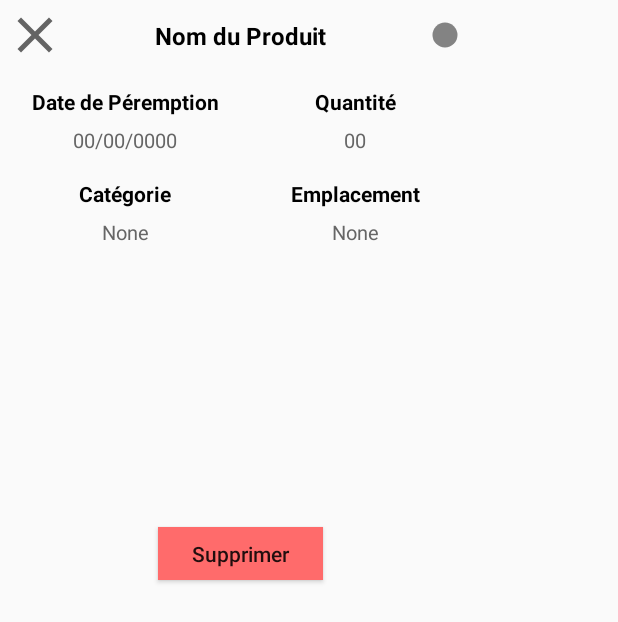
After one commit to miguel-antoons/projet-integration, an Android app: the layout product_popup.xml on its own in the app's theme, with its tools: preview values and no code run, on a phone screen of 412 x 824 dp. The commit adds this screen. Shown: the top 622 px of the screen. Run offline under Robolectric (Android 15) with nearby library versions, the phone set to English and light mode, and no system bars; network calls fail.

Commit message:
ADD : product pop-up
In this commit, the pop-up (cf. ProductPopup.kt) for the product page was added (cf. ProductFragment.kt, ProductAdapter.kt).
Other things that changed:
	* 'ProductRepository' is now an object for the sake of convenience (previous a class) (cf. ProductRepository.kt)
	* the little round next to each product changes color according to the expiration date
	* the expiration period is now shown in 'years', 'months' and 'days' (cf. ProductRepository.kt)
	* the product list design changes a little (cf. ProductAdapter.kt)

For more information, please refer to : https://trello.com/c/czQVkl30/9-us-02-ajouter-et-supprimer-des-aliments-manuellement

```diff
--- a/androidApp/src/main/java/com/example/smartfridge/android/MainActivity.kt
+++ b/androidApp/src/main/java/com/example/smartfridge/android/MainActivity.kt
@@ -25,7 +25,7 @@ class MainActivity : AppCompatActivity() {
         // Navigation Bar
         bottomNavBar = findViewById(R.id.bottomNavBar)
         val homeFragment = FragmentHome()
-        val productFragment = FragmentProduct()
+        val productFragment = FragmentProduct(this)
         val profileFragment = FragmentSettings()
         setCurrentFragment(homeFragment)
 
--- /dev/null
+++ b/androidApp/src/main/res/drawable/ic_close.xml
@@ -0,0 +1,10 @@
+<vector xmlns:android="http://schemas.android.com/apk/res/android"
+    android:width="24dp"
+    android:height="24dp"
+    android:viewportWidth="24"
+    android:viewportHeight="24"
+    android:tint="?attr/colorControlNormal">
+  <path
+      android:fillColor="@android:color/white"
+      android:pathData="M19,6.41L17.59,5 12,10.59 6.41,5 5,6.41 10.59,12 5,17.59 6.41,19 12,13.41 17.59,19 19,17.59 13.41,12z"/>
+</vector>
--- /dev/null
+++ b/androidApp/src/main/res/layout/product_popup.xml
@@ -0,0 +1,172 @@
+<?xml version="1.0" encoding="utf-8"?>
+<androidx.constraintlayout.widget.ConstraintLayout
+    xmlns:android="http://schemas.android.com/apk/res/android"
+    xmlns:app="http://schemas.android.com/apk/res-auto"
+    xmlns:tools="http://schemas.android.com/tools"
+    android:layout_width="320dp"
+    android:layout_height="400dp"
+    android:padding="@dimen/default_padding">
+
+    <!-- Top part of the pop-up -->
+    <ImageView
+        android:id="@+id/close_popup"
+        android:layout_width="@dimen/icon_dimensions"
+        android:layout_height="@dimen/icon_dimensions"
+        android:contentDescription="@string/ic_close_description"
+        android:src="@drawable/ic_close"
+        app:layout_constraintBottom_toTopOf="@+id/invisible_view"
+        app:layout_constraintStart_toStartOf="parent"
+        app:layout_constraintTop_toTopOf="parent" />
+
+    <TextView
+        android:id="@+id/product_title"
+        android:layout_width="wrap_content"
+        android:layout_height="wrap_content"
+        android:text="@string/popup_title"
+        app:layout_constraintBottom_toTopOf="@+id/invisible_view"
+        app:layout_constraintEnd_toStartOf="@+id/product_status"
+        app:layout_constraintStart_toEndOf="@+id/close_popup"
+        app:layout_constraintTop_toTopOf="parent"
+        style="@style/popup_title" />
+
+    <ImageView
+        android:id="@+id/product_status"
+        android:layout_width="@dimen/icon_dimensions"
+        android:layout_height="@dimen/icon_dimensions"
+        android:padding="10dp"
+        android:contentDescription="@string/ic_status_description"
+        android:src="@drawable/ic_product_state"
+        app:layout_constraintBottom_toTopOf="@+id/invisible_view"
+        app:layout_constraintEnd_toEndOf="parent"
+        app:layout_constraintTop_toTopOf="parent" />
+
+    <!-- View for aligning top elements -->
+    <View
+        android:id="@+id/invisible_view"
+        android:layout_width="100dp"
+        android:layout_height="1dp"
+        android:layout_marginTop="40dp"
+        app:layout_constraintEnd_toEndOf="parent"
+        app:layout_constraintStart_toStartOf="parent"
+        app:layout_constraintTop_toTopOf="parent" />
+
+    <!-- middle part of the pop-up -->
+    <!-- Row 1 -->
+    <!-- Expiration Date -->
+    <TextView
+        android:id="@+id/expiration_date_title"
+        android:layout_width="@dimen/product_characteristics"
+        android:layout_height="wrap_content"
+        android:layout_marginTop="@dimen/default_margin"
+        android:padding="@dimen/default_padding"
+        android:gravity="center"
+        android:text="@string/expiration_date_title"
+        app:layout_constraintStart_toStartOf="parent"
+        app:layout_constraintTop_toBottomOf="@+id/invisible_view"
+        style="@style/popup_subtitle" />
+
+    <TextView
+        android:id="@+id/expiration_date"
+        android:layout_width="@dimen/product_characteristics"
+        android:layout_height="wrap_content"
+        android:padding="@dimen/default_padding"
+        android:gravity="center"
+        android:text="@string/def_expiration_date"
+        app:layout_constraintStart_toStartOf="parent"
+        app:layout_constraintTop_toBottomOf="@+id/expiration_date_title"
+        style="@style/popup_default" />
+
+    <!-- Quantity -->
+    <TextView
+        android:id="@+id/quantity_title"
+        android:layout_width="@dimen/product_characteristics"
+        android:layout_height="wrap_content"
+        android:layout_marginTop="@dimen/default_margin"
+        android:padding="@dimen/default_padding"
+        android:gravity="center"
+        android:text="@string/quantity_title"
+        app:layout_constraintEnd_toEndOf="parent"
+        app:layout_constraintTop_toBottomOf="@+id/invisible_view"
+        style="@style/popup_subtitle" />
+
+    <TextView
+        android:id="@+id/quantity"
+        android:layout_width="@dimen/product_characteristics"
+        android:layout_height="wrap_content"
+        android:padding="@dimen/default_padding"
+        android:gravity="center"
+        android:text="@string/def_quantity"
+        app:layout_constraintEnd_toEndOf="parent"
+        app:layout_constraintTop_toBottomOf="@+id/quantity_title"
+        style="@style/popup_default" />
+
+    <!-- Row 2 -->
+    <!-- Category -->
+    <TextView
+        android:id="@+id/category_title"
+        android:layout_width="@dimen/product_characteristics"
+        android:layout_height="wrap_content"
+        android:layout_marginTop="@dimen/default_margin"
+        android:padding="@dimen/default_padding"
+        android:gravity="center"
+        android:text="@string/category_title"
+        app:layout_constraintStart_toStartOf="parent"
+        app:layout_constraintTop_toBottomOf="@+id/expiration_date"
+        style="@style/popup_subtitle" />
+
+    <TextView
+        android:id="@+id/category"
+        android:layout_width="@dimen/product_characteristics"
+        android:layout_height="wrap_content"
+        android:padding="@dimen/default_padding"
+        android:gravity="center"
+        android:text="@string/def_category"
+        app:layout_constraintStart_toStartOf="parent"
+        app:layout_constraintTop_toBottomOf="@+id/category_title"
+        style="@style/popup_default" />
+
+    <!-- Product location -->
+    <TextView
+        android:id="@+id/product_location_title"
+        android:layout_width="@dimen/product_characteristics"
+        android:layout_height="wrap_content"
+        android:layout_marginTop="@dimen/default_margin"
+        android:padding="@dimen/default_padding"
+        android:gravity="center"
+        android:text="@string/product_location_title"
+        app:layout_constraintEnd_toEndOf="parent"
+        app:layout_constraintTop_toBottomOf="@+id/quantity"
+        style="@style/popup_subtitle" />
+
+    <TextView
+        android:id="@+id/product_location"
+        android:layout_width="@dimen/product_characteristics"
+        android:layout_height="wrap_content"
+        android:padding="@dimen/default_padding"
+        android:gravity="center"
+        android:text="@string/def_product_location"
+        app:layout_constraintEnd_toEndOf="parent"
+        app:layout_constraintTop_toBottomOf="@+id/product_location_title"
+        style="@style/popup_default" />
+
+    <!-- Row 3 -->
+    <!-- (row 3 should come here) -->
+    <!-- and so on -->
+
+
+    <!-- Bottom part of the pop-up -->
+    <Button
+        android:id="@+id/delete_button"
+        android:layout_width="110dp"
+        android:layout_height="35dp"
+
+        android:layout_marginBottom="@dimen/default_margin"
+        android:background="@color/delete_red"
+        android:textAllCaps="false"
+        android:gravity="center"
+        android:text="@string/delete_button"
+        app:layout_constraintBottom_toBottomOf="parent"
+        app:layout_constraintEnd_toEndOf="parent"
+        app:layout_constraintStart_toStartOf="parent" />
+
+</androidx.constraintlayout.widget.ConstraintLayout>
--- a/androidApp/src/main/res/values/colors.xml
+++ b/androidApp/src/main/res/values/colors.xml
@@ -10,6 +10,7 @@
     <color name="red">#FF0000</color>
     <color name="light_grey">#d9d9d9</color>
     <color name="dark_grey">#534F4F</color>
+    <color name="delete_red">#FF6B6B</color>
 
 
     <!-- Colors for the application : from the original maquette -->
--- a/androidApp/src/main/res/values/dimens.xml
+++ b/androidApp/src/main/res/values/dimens.xml
@@ -2,6 +2,7 @@
 <resources>
     <!-- product page -->
     <dimen name="default_margin">10dp</dimen>
+    <dimen name="default_padding">3dp</dimen>
     <dimen name="default_top_margin">70dp</dimen>
     <dimen name="large_margin">20dp</dimen>
     <dimen name="top_products_row">30dp</dimen>
@@ -11,4 +12,8 @@
     <dimen name="location_name_width">110dp</dimen>
     <dimen name="expiration_date_width">90dp</dimen>
     <dimen name="sort_arrow_dimens">20dp</dimen>
+
+    <!-- Product pop-up -->
+    <dimen name="icon_dimensions">40dp</dimen>
+    <dimen name="product_characteristics">160dp</dimen>
 </resources>
--- a/androidApp/src/main/res/values/strings.xml
+++ b/androidApp/src/main/res/values/strings.xml
@@ -15,15 +15,30 @@
     <string name="degree">00°</string>
     <string name="percentage">00%</string>
 
-    <!-- Prduct list page -->
+    <!-- Product list page -->
     <string name="product_page_title">Liste de Produits</string>
     <string name="product_name">Nom du Produit</string>
     <string name="product_emplacement">Emplacement</string>
-    <string name="product_expiration_date">1 day</string>
+    <string name="product_expiration_date">1 jour</string>
     <string name="search_hint">Rechercher . . .</string>
     <string name="sort_product_name_description">Triez selon le nom du produit</string>
     <string name="sort_location_description">Triez selon l\'emplacement du produit</string>
     <string name="sort_expiration_period_description">Triez selon la date de péremeption du produit</string>
+
+    <!-- Product list pop-up -->
+    <string name="ic_close_description">Fermer la pop-up</string>
+    <string name="popup_title">Nom du Produit</string>
+    <string name="ic_status_description">Statut du produit</string>
+    <string name="expiration_date_title">Date de Péremption</string>
+    <string name="def_expiration_date">00/00/0000</string>
+    <string name="quantity_title">Quantité</string>
+    <string name="def_quantity">00</string>
+    <string name="category_title">Catégorie</string>
+    <string name="def_category">None</string>
+    <string name="product_location_title">Emplacement</string>
+    <string name="def_product_location">None</string>
+
+    <string name="delete_button">Supprimer</string>
 
     <!-- TODO: Remove or change this placeholder text -->
     <string name="hello_blank_fragment">Hello blank fragment</string>
--- a/androidApp/src/main/res/values/styles.xml
+++ b/androidApp/src/main/res/values/styles.xml
@@ -18,6 +18,25 @@
         <item name="android:textColor">@color/darkGreen</item>
         <item name="android:textSize">20sp</item>
         <item name="android:textStyle">bold</item>
+    </style>
+
+    <!-- Product pop-up -->
+    <style name="popup_title">
+        <item name="android:textColor">@color/black</item>
+        <item name="android:textSize">16sp</item>
+        <item name="android:textStyle">bold</item>
+    </style>
+
+    <style name="popup_subtitle">
+        <item name="android:textColor">@color/black</item>
+        <item name="android:textSize">14sp</item>
+        <item name="android:textStyle">bold</item>
+    </style>
+
+    <style name="popup_default">
+        <item name="android:textColor">@color/grey</item>
+        <item name="android:textSize">13sp</item>
+        <item name="android:textStyle">normal</item>
     </style>
 
     <!-- product list font -->
@@ -44,8 +63,7 @@
         <item name="android:textSize">14sp</item>
     </style>
 
-
-    <!-- Forms Add Page  -->
+    <!-- Form Add Page  -->
     <!--Spinner Background-->
     <style name="SpinnerTheme" parent="android:Widget.Spinner">
         <item name="android:background">@drawable/spinner_background</item>
```
Also changed, not shown: androidApp/build.gradle.kts (+15 -6 lines), androidApp/src/main/java/com/example/smartfridge/android/FormsAddAliments.kt (+5 -5 lines), androidApp/src/main/java/com/example/smartfridge/android/ProductModel.kt (+7 -3 lines), androidApp/src/main/java/com/example/smartfridge/android/ProductPopup.kt (added, +69 -0 lines), androidApp/src/main/java/com/example/smartfridge/android/ProductRepository.kt (+138 -3 lines), androidApp/src/main/java/com/example/smartfridge/android/adapter/ProductAdapter.kt (+30 -7 lines), androidApp/src/main/java/com/example/smartfridge/android/fragments/FragmentProduct.kt (+3 -4 lines).
